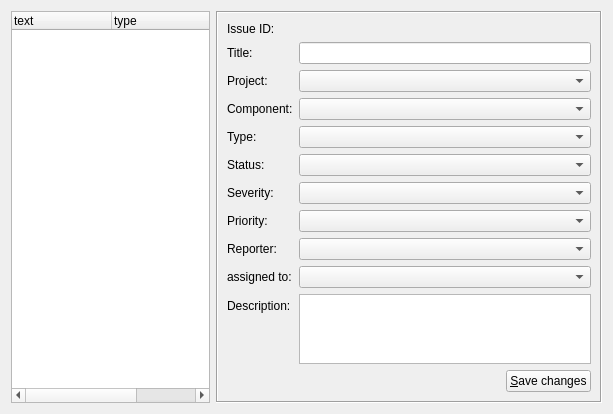
Above: client/forms/init.ui from Wolframe/wolfzilla before the change. Below: the same form after it.
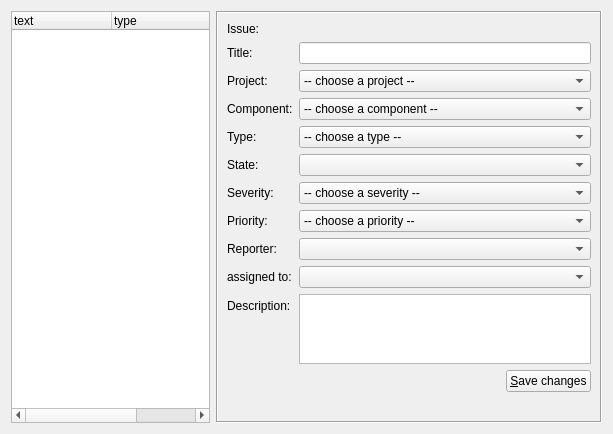
That is the form after the change. The open tabs and pages were chosen to show the change. Icons and pictures are not drawn.

Commit message: solved issue references and counting problems selection boxes for components, reference composisiton lots of fixes

Patch:
```diff
--- a/client/forms/init.ui
+++ b/client/forms/init.ui
@@ -1028,12 +1028,12 @@
        <item row="0" column="0">
         <widget class="QLabel" name="label_24">
          <property name="text">
-          <string>Issue ID:</string>
+          <string>Issue:</string>
          </property>
         </widget>
        </item>
        <item row="0" column="1">
-        <widget class="QLabel" name="issueID">
+        <widget class="QLabel" name="issueReference">
          <property name="text">
           <string/>
          </property>
@@ -1063,7 +1063,23 @@
         </widget>
        </item>
        <item row="2" column="1">
-        <widget class="QComboBox" name="issueProject"/>
+        <widget class="QComboBox" name="issueProject">
+         <property name="action" stdset="0">
+          <string>listProjects projects { }</string>
+         </property>
+         <property name="answer" stdset="0">
+          <string>ProjectList projects { project[] { id={item.id}; shortcut {{?}}; name {{item.text}}; description {{?}} }
+</string>
+         </property>
+         <property name="datasignal:changed" stdset="0">
+          <string>issueProjectListChanged</string>
+         </property>
+         <item>
+          <property name="text">
+           <string>-- choose a project --</string>
+          </property>
+         </item>
+        </widget>
        </item>
        <item row="3" column="0">
         <widget class="QLabel" name="label_25">
@@ -1083,12 +1099,23 @@
          <property name="answer" stdset="0">
           <string/>
          </property>
+         <property name="dataslot" stdset="0">
+          <string>issueProjectListChanged</string>
+         </property>
+         <property name="action:issueProjectListChanged" stdset="0">
+          <string>listComponents components { project {id={main.content.issue.issueProject.selected}}}</string>
+         </property>
+         <item>
+          <property name="text">
+           <string>-- choose a component --</string>
+          </property>
+         </item>
         </widget>
        </item>
        <item row="5" column="0">
         <widget class="QLabel" name="label_28">
          <property name="text">
-          <string>Status:</string>
+          <string>State:</string>
          </property>
          <property name="buddy">
           <cstring>issueStatus</cstring>
@@ -1123,6 +1150,11 @@
          <property name="answer" stdset="0">
           <string>IssueSeverityList severities { severity[] { id={item.id}; name {{item.text}}; icon {{item.icon}} }</string>
          </property>
+         <item>
+          <property name="text">
+           <string>-- choose a severity --</string>
+          </property>
+         </item>
         </widget>
        </item>
        <item row="7" column="0">
@@ -1143,6 +1175,11 @@
          <property name="answer" stdset="0">
           <string>IssuePriorityList priorities { priority[] { id={item.id}; name {{item.text}} }</string>
          </property>
+         <item>
+          <property name="text">
+           <string>-- choose a priority --</string>
+          </property>
+         </item>
         </widget>
        </item>
        <item row="8" column="0">
@@ -1254,6 +1291,11 @@
          <property name="answer" stdset="0">
           <string>IssueTypeList types { type[] { id={item.id}; name {{item.text}}; icon {{item.icon}} }</string>
          </property>
+         <item>
+          <property name="text">
+           <string>-- choose a type --</string>
+          </property>
+         </item>
         </widget>
        </item>
        <item row="4" column="0">
@@ -1263,6 +1305,20 @@
          </property>
         </widget>
        </item>
+       <item row="12" column="0">
+        <widget class="QLabel" name="issueID">
+         <property name="text">
+          <string/>
+         </property>
+        </widget>
+       </item>
+       <item row="12" column="1">
+        <widget class="QLabel" name="issueProjectID">
+         <property name="text">
+          <string/>
+         </property>
+        </widget>
+       </item>
       </layout>
      </widget>
     </widget>
```
Left out of the diff: 25 changed lines with no effect on the pictures. The commit also changes 5 other files.
